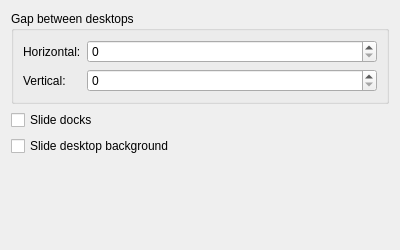
Above: src/effects/slide/slide_config.ui from lfdevs/kwin before the change. Below: the same form after it.
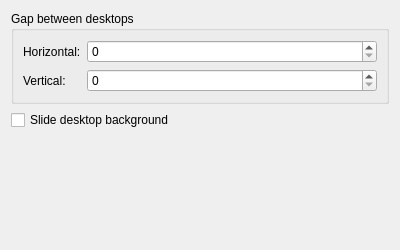
That is the form after the change.

```diff
--- a/src/effects/slide/slide_config.ui
+++ b/src/effects/slide/slide_config.ui
@@ -66,13 +66,6 @@
      </layout>
     </widget>
    </item>
-   <item>
-    <widget class="QCheckBox" name="kcfg_SlideDocks">
-     <property name="text">
-      <string>Slide docks</string>
-     </property>
-    </widget>
-   </item>
    <item>
     <widget class="QCheckBox" name="kcfg_SlideBackground">
      <property name="text">
```
